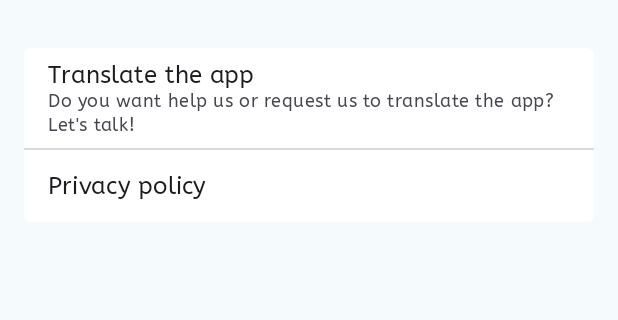
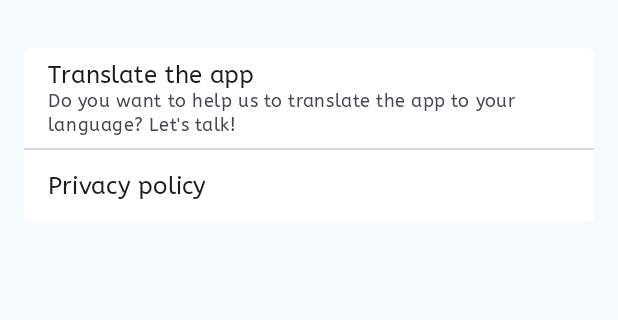
Before and after one commit to cpalosrejano/studio-ghibli-movies, an Android app: the SettingsActivity screen opened directly, with no data from a screen before it, on a phone screen of 412 x 824 dp, the part 216-536 px from its top. Run offline under Robolectric (Android 15) with nearby library versions, the phone set to English and light mode, and no system bars; our stand-ins replace Dagger/Hilt's generated code.

Commit message:
sgm-81: translated strings: Updated "Translate the app" message in multiple languages

```diff
--- a/app/src/main/res/values/strings.xml
+++ b/app/src/main/res/values/strings.xml
@@ -10,7 +10,7 @@
     <string name="settings_lbl_version">App version: %1$s</string>
     <string name="settings_lbl_privacy_policy">Privacy policy</string>
     <string name="settings_lbl_translate_app">Translate the app</string>
-    <string name="settings_lbl_translate_app_body">Do you want help us or request us to translate the app? Let\'s talk!</string>
+    <string name="settings_lbl_translate_app_body">Do you want to help us to translate the app to your language? Let\'s talk!</string>
     <string name="settings_lbl_translate_app_email_subject">Studio Ghibli Movies [%1$s]</string>
     <string name="settings_lbl_translate_app_email_body">Write below your request</string>
     <string name="settings_lbl_send_email">Send email</string>
```
Also changed, not shown: 7 other files.
